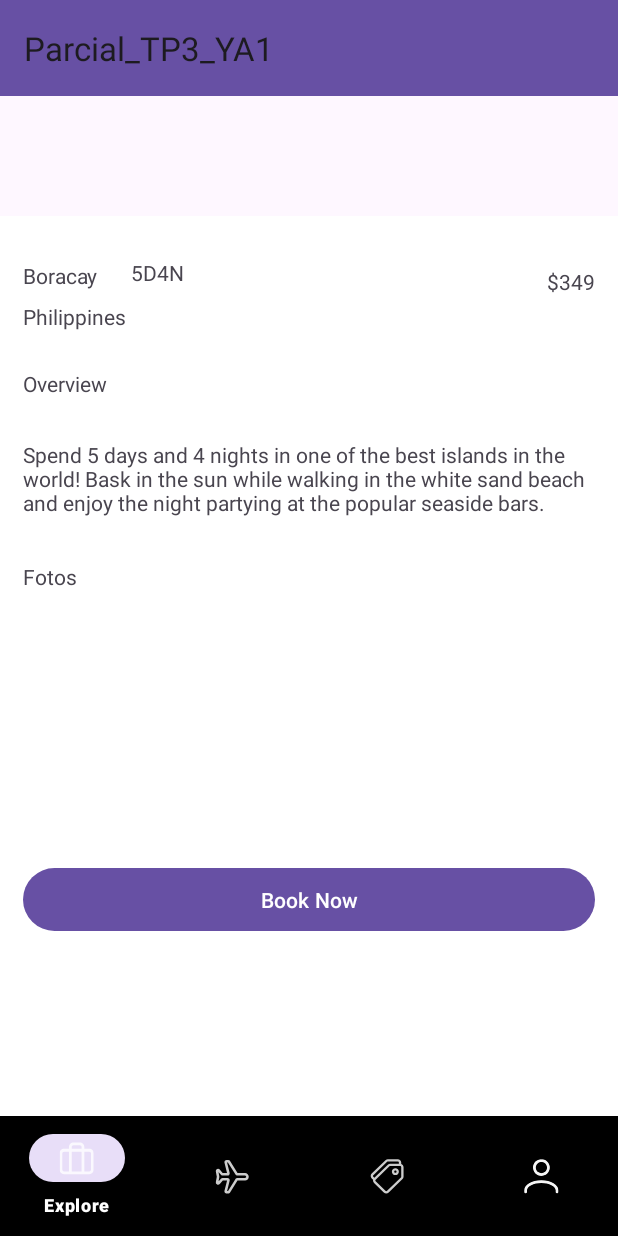
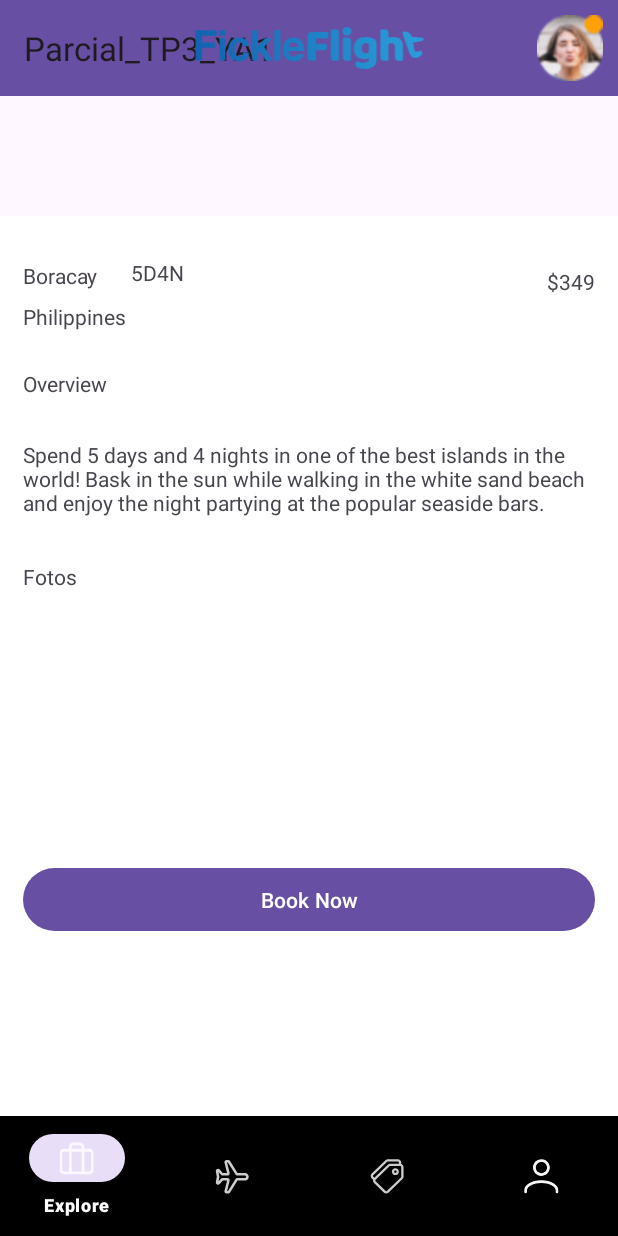
Before and after one commit to ianalexis/Parcial-TP3-YA1, an Android app: the screen it shows after launch (MainActivity), after a tap on "Philippines", on a phone screen of 412 x 824 dp. Run offline under Robolectric (Android 15) with nearby library versions, the phone set to English and light mode, and no system bars; our stand-ins replace navigation-ui; pictures from the network do not load.

Commit message:
se agrega toolbar

```diff
--- a/app/src/main/res/layout/activity_main.xml
+++ b/app/src/main/res/layout/activity_main.xml
@@ -6,6 +6,7 @@
     android:layout_width="match_parent"
     android:layout_height="match_parent"
     tools:context=".activities.MainActivity">
+
 
     <com.google.android.material.appbar.AppBarLayout
         android:layout_width="match_parent"
@@ -24,19 +25,19 @@
         app:layout_constraintEnd_toEndOf="parent"
         app:layout_constraintStart_toStartOf="parent"
         app:layout_constraintTop_toTopOf="parent" />
-
+    <include layout="@layout/app_bar_main"/>
     <androidx.fragment.app.FragmentContainerView
         android:id="@+id/fragmentContainerView"
         android:name="androidx.navigation.fragment.NavHostFragment"
         android:layout_width="0dp"
         android:layout_height="0dp"
-        android:layout_marginTop="0dp"
         app:defaultNavHost="true"
         app:layout_constraintBottom_toTopOf="@+id/bottom_bar"
         app:layout_constraintEnd_toEndOf="parent"
         app:layout_constraintHorizontal_bias="0.0"
         app:layout_constraintStart_toStartOf="parent"
         app:layout_constraintTop_toBottomOf="@+id/materialToolbar"
+        app:layout_constraintVertical_bias="0.0"
         app:navGraph="@navigation/nav_main" />
 
     <com.google.android.material.bottomnavigation.BottomNavigationView
--- /dev/null
+++ b/app/src/main/res/layout/app_bar_main.xml
@@ -0,0 +1,42 @@
+<?xml version="1.0" encoding="utf-8"?>
+<!-- app_bar_main.xml -->
+<androidx.coordinatorlayout.widget.CoordinatorLayout
+    xmlns:android="http://schemas.android.com/apk/res/android"
+    xmlns:app="http://schemas.android.com/apk/res-auto"
+    xmlns:tools="http://schemas.android.com/tools"
+    android:layout_width="match_parent"
+    android:layout_height="match_parent"
+    tools:context=".activities.MainActivity">
+
+    <com.google.android.material.appbar.AppBarLayout
+        android:layout_width="match_parent"
+        android:layout_height="wrap_content"
+        android:fitsSystemWindows="true" />
+
+    <androidx.appcompat.widget.Toolbar
+        android:id="@+id/toolbar"
+        android:layout_width="match_parent"
+        android:layout_height="?attr/actionBarSize"
+        android:elevation="4dp"
+        android:theme="@style/ThemeOverlay.AppCompat.ActionBar"
+        app:title="" >
+
+        <!-- Add your logo ImageView -->
+        <ImageView
+            android:layout_width="167dp"
+            android:layout_height="28dp"
+            android:src="@drawable/logo"
+            android:contentDescription="@string/logo"
+            android:layout_gravity="center" />
+
+        <ImageView
+            android:layout_width="44dp"
+            android:layout_height="44dp"
+            android:layout_marginEnd="10dp"
+            android:src="@drawable/profile"
+            android:contentDescription="@string/logo"
+            android:layout_gravity="end" />
+
+    </androidx.appcompat.widget.Toolbar>
+
+</androidx.coordinatorlayout.widget.CoordinatorLayout>
--- a/app/src/main/res/values/strings.xml
+++ b/app/src/main/res/values/strings.xml
@@ -12,4 +12,5 @@
     <string name="title_get_help">Get Help</string>
     <string name="title_calendar">Calendar</string>
     <string name="title_settings">Settings</string>
+    <string name="logo">FickleFlight</string>
 </resources>
```
Also changed, not shown: app/src/main/res/drawable/profile.png (added), app/src/main/res/menu/drawer_menu.xml (renamed from app/src/main/res/menu/toolbar_explore.xml), app/src/main/res/menu/toolbar_offers.xml (line endings or trailing spaces).
